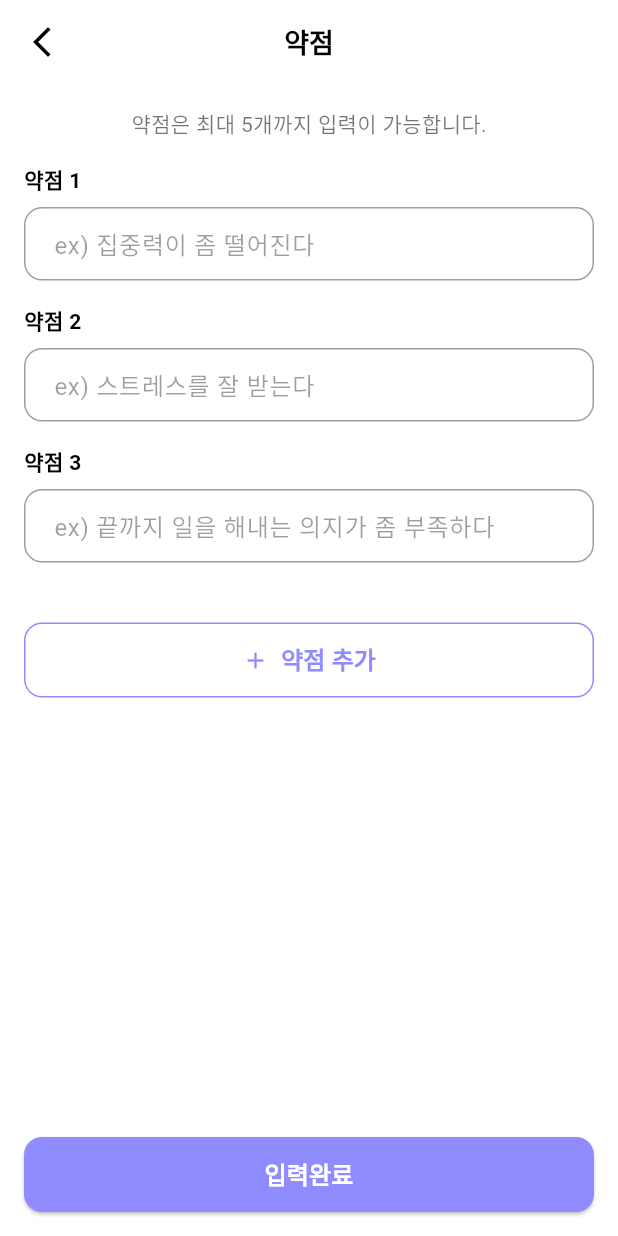
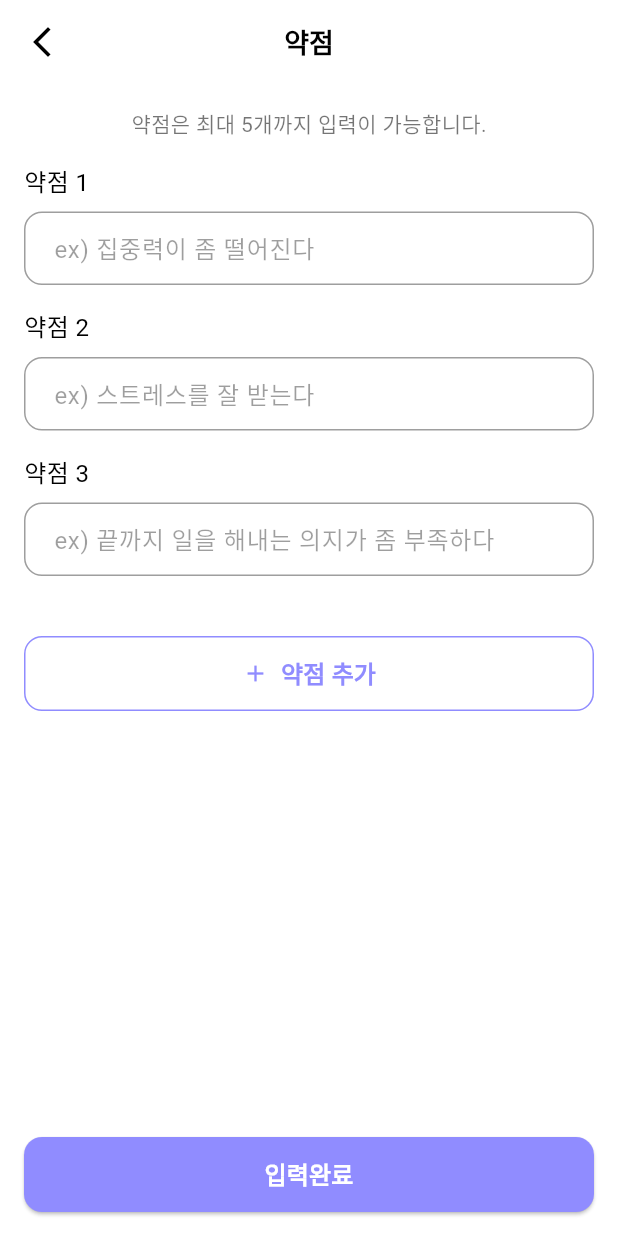
Before and after one commit to Google-Developer-Student-Clubs-TUK/2024-Flutter-Project-MyLio, a Flutter app: the WeaknessPage screen opened directly, on a phone screen of 412 x 824 dp. Run offline on Flutter 3.47's test engine with Material 3 defaults, Android fonts, the phone set to English and light mode, and no system bars; our stand-ins replace dotted_border, font_awesome_flutter, get, shared_preferences; accounts and stored records are empty.

Commit message:
Design: 약점 페이지 디자인 수정

```diff
--- a/frontend/lib/screens/resume/weakness_page.dart
+++ b/frontend/lib/screens/resume/weakness_page.dart
@@ -162,8 +162,8 @@ class _WeaknessPageState extends State<WeaknessPage> {
         Text(
           '약점 ${index + 1}',
           style: const TextStyle(
-            fontSize: 14,
-            fontWeight: FontWeight.bold,
+            fontSize: 16,
+            fontWeight: FontWeight.w400,
             color: Colors.black,
           ),
         ),
```
